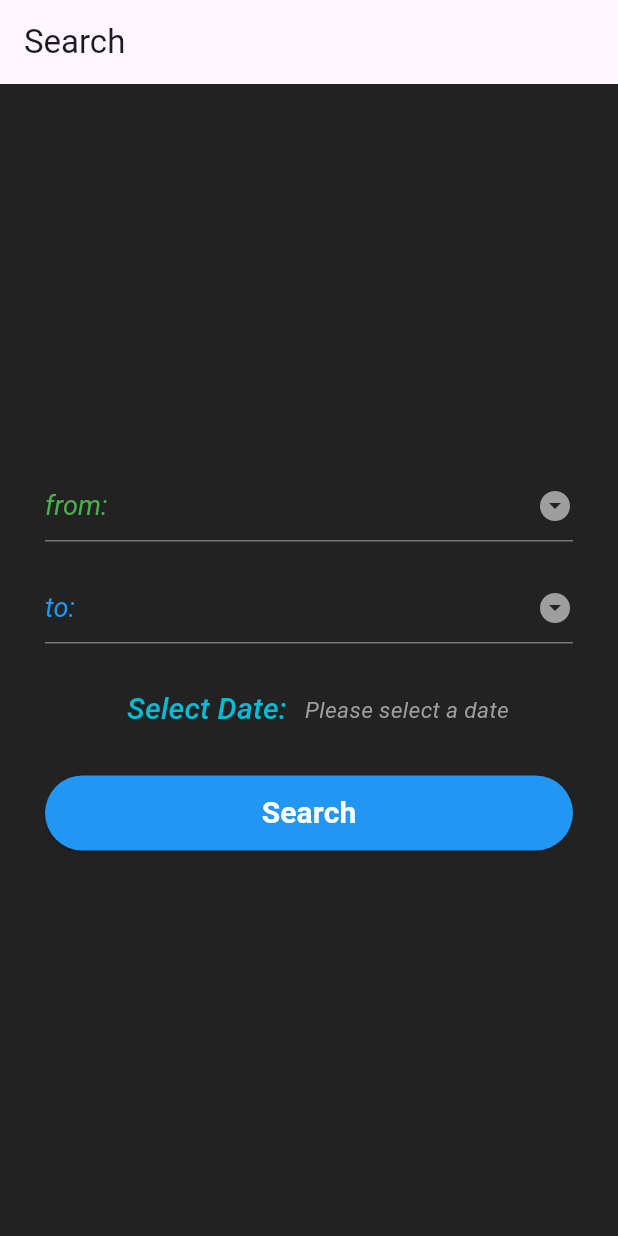
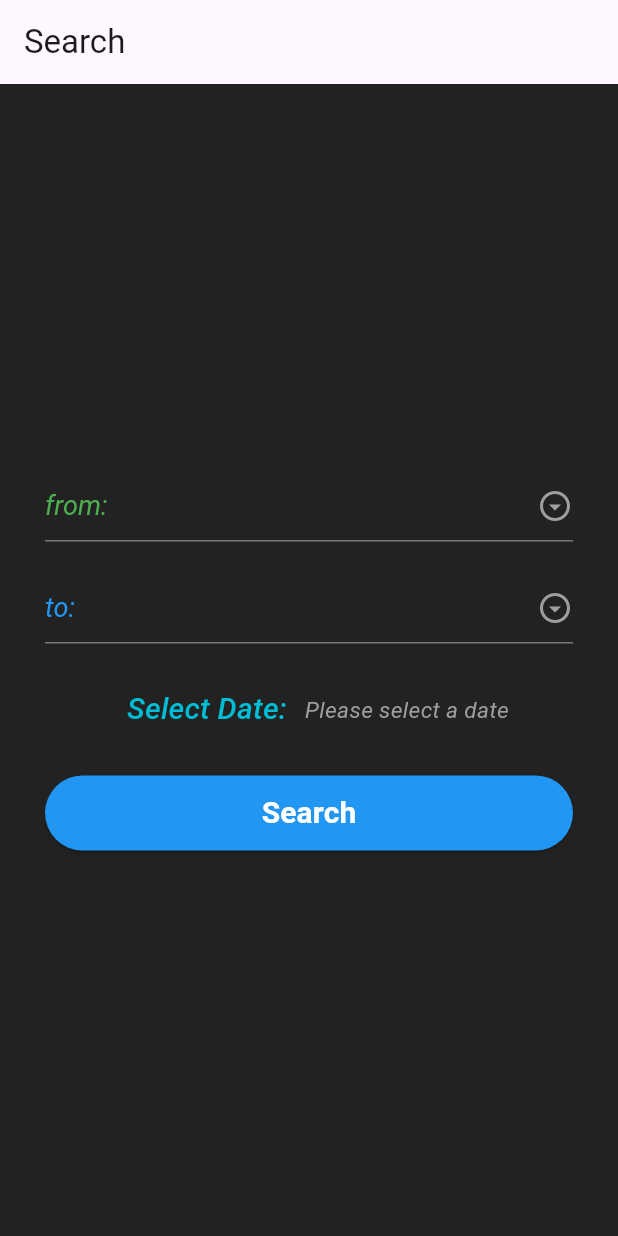
Before and after one commit to snowberry200/Bus_Rollette-main, a Flutter app: the screen it shows after launch, on a phone screen of 412 x 824 dp. Run offline on Flutter 3.47's test engine with Material 3 defaults, Android fonts, the phone set to English and light mode, and no system bars; our stand-ins replace bloc, equatable, flutter_bloc.

```diff
--- a/lib/bloc/search_bloc.dart
+++ b/lib/bloc/search_bloc.dart
@@ -2,6 +2,7 @@ import 'dart:async';
 
 import 'package:bloc/bloc.dart';
 import 'package:bus_rullette/widget/search_validation.dart';
+import 'package:equatable/equatable.dart';
 import 'package:flutter/material.dart';
 
 part 'search_event.dart';
--- a/lib/bloc/search_state.dart
+++ b/lib/bloc/search_state.dart
@@ -1,6 +1,6 @@
 part of 'search_bloc.dart';
 
-abstract class SearchState {
+abstract class SearchState extends Equatable {
   final String? fromCity;
   final String? toCity;
   final DateTime? departureDate;
@@ -9,7 +9,7 @@ abstract class SearchState {
   final dynamic resultedState;
 
   // Constructor
-  SearchState({
+  const SearchState({
     this.fromCity,
     this.toCity,
     this.departureDate,
@@ -27,6 +27,16 @@ abstract class SearchState {
     String? errorMessage,
     dynamic resultedState,
   });
+
+  @override
+  List<Object?> get props => [
+    fromCity,
+    toCity,
+    departureDate,
+    isLoading,
+    errorMessage,
+    resultedState,
+  ];
 
   // Factory method to create an initial state
   factory SearchState.initial(SearchState prevState) => _InitialSearchState(
@@ -73,8 +83,9 @@ abstract class SearchState {
   }
 }
 
+// _InitialSearchState subClass
 class _InitialSearchState extends SearchState {
-  _InitialSearchState({
+  const _InitialSearchState({
     super.errorMessage,
     super.fromCity,
     super.toCity,
@@ -105,9 +116,9 @@ class _InitialSearchState extends SearchState {
   }
 }
 
-//_LoadingSearchState Class
+//_LoadingSearchState subClass
 class _LoadingSearchState extends SearchState {
-  _LoadingSearchState({
+  const _LoadingSearchState({
     super.fromCity,
     super.departureDate,
     super.toCity,
@@ -135,8 +146,9 @@ class _LoadingSearchState extends SearchState {
   }
 }
 
+// _SuccessSearchState subClass
 class _SuccessSearchState extends SearchState {
-  _SuccessSearchState({
+  const _SuccessSearchState({
     super.fromCity,
     super.departureDate,
     super.toCity,
@@ -164,8 +176,9 @@ class _SuccessSearchState extends SearchState {
   }
 }
 
+// _ErrorSearchState subClass
 class _ErrorSearchState extends SearchState {
-  _ErrorSearchState({
+  const _ErrorSearchState({
     super.fromCity,
     super.departureDate,
     super.toCity,
--- a/lib/widget/collections/map_of_widgets.dart
+++ b/lib/widget/collections/map_of_widgets.dart
@@ -3,22 +3,31 @@ import 'package:bus_rullette/widget/form_widget.dart';
 import 'package:bus_rullette/widget/from_city_drop_downform_field.dart';
 import 'package:bus_rullette/widget/row_widget.dart';
 import 'package:bus_rullette/widget/to_city_drop_downformfield.dart';
+import 'package:equatable/equatable.dart';
 import 'package:flutter/material.dart';
 
-class FormWidgetMap {
+class FormWidgetMap extends Equatable {
   final GlobalKey<FormState> formKey;
   final GlobalKey<FromCityDropDownWidgetState> fromCityKey;
   final GlobalKey<ToCityDropDownWidgetState> toCityKey;
   final GlobalKey<RowWidgetState> rowWidgetKey;
   final GlobalKey<FormWidgetState> formWidgetKey;
 
-  FormWidgetMap({
+  const FormWidgetMap({
     required this.formKey,
     required this.fromCityKey,
     required this.toCityKey,
     required this.rowWidgetKey,
     required this.formWidgetKey,
   });
+  @override
+  List<Object?> get props => [
+    formKey,
+    fromCityKey,
+    toCityKey,
+    rowWidgetKey,
+    formWidgetKey,
+  ];
 
   Map<String, Widget> get widgets => {
     'from': FromCityDropDownWidget(key: fromCityKey),
--- a/lib/widget/elevated_button.dart
+++ b/lib/widget/elevated_button.dart
@@ -18,7 +18,6 @@ class SearchButton extends StatelessWidget {
             disabledBackgroundColor: Colors.transparent,
             minimumSize: const Size.fromHeight(50),
             fixedSize: const Size(80, 20),
-            //backgroundColor: Colors.transparent,
             overlayColor: Colors.transparent,
           ),
           onPressed: state.isLoading ? null : () => _handleSearch(context),
--- a/lib/widget/from_city_drop_downform_field.dart
+++ b/lib/widget/from_city_drop_downform_field.dart
@@ -33,7 +33,10 @@ class FromCityDropDownWidgetState extends State<FromCityDropDownWidget> {
           value: state.fromCity,
           dropdownColor: CupertinoColors.black,
           style: const TextStyle(color: Colors.white, fontSize: 20),
-          icon: const Icon(Icons.arrow_drop_down_circle, color: Colors.grey),
+          icon: Icon(
+            Icons.arrow_drop_down_circle_outlined,
+            color: state.fromCity == null ? Colors.grey : Colors.green,
+          ),
           iconEnabledColor: Colors.green,
           hint: const Text(
             "from:",
@@ -47,7 +50,7 @@ class FromCityDropDownWidgetState extends State<FromCityDropDownWidget> {
               .map((city) => DropdownMenuItem(value: city, child: Text(city)))
               .toList(),
           onChanged: (value) {
-            if (value != null) {
+            if (value!.isNotEmpty) {
               fromCityBloc.add(FromCityChangeEvent(fromCity: value));
             }
           },
--- a/lib/widget/search_validation.dart
+++ b/lib/widget/search_validation.dart
@@ -3,6 +3,7 @@ import 'package:flutter/cupertino.dart';
 import 'package:flutter/material.dart';
 
 class SearchValidation {
+  SearchValidation._();
   static bool validateSearch({
     required BuildContext context,
     required String? fromCity,
@@ -93,7 +94,7 @@ class SearchValidation {
     return const CircularProgressIndicator(
       strokeCap: StrokeCap.square,
       backgroundColor: CupertinoColors.darkBackgroundGray,
-      valueColor: AlwaysStoppedAnimation<Color>(Colors.white),
+      valueColor: AlwaysStoppedAnimation<Color>(CupertinoColors.inactiveGray),
       strokeWidth: 5.0,
     );
   }
--- a/lib/widget/to_city_drop_downformfield.dart
+++ b/lib/widget/to_city_drop_downformfield.dart
@@ -35,7 +35,11 @@ class ToCityDropDownWidgetState extends State<ToCityDropDownWidget> {
 
           dropdownColor: CupertinoColors.black,
           style: const TextStyle(color: Colors.white, fontSize: 20),
-          icon: const Icon(Icons.arrow_drop_down_circle, color: Colors.grey),
+          icon: Icon(
+            Icons.arrow_drop_down_circle_outlined,
+            size: 24,
+            color: state.toCity == null ? Colors.grey : Colors.blue,
+          ),
           iconEnabledColor: Colors.green,
           hint: const Text(
             "to:",
@@ -49,7 +53,7 @@ class ToCityDropDownWidgetState extends State<ToCityDropDownWidget> {
               .map((city) => DropdownMenuItem(value: city, child: Text(city)))
               .toList(),
           onChanged: (value) {
-            if (value != null) {
+            if (value!.isNotEmpty) {
               toCityBloc.add(ToCityChangeEvent(toCity: value));
             }
           },
--- a/pubspec.yaml
+++ b/pubspec.yaml
@@ -38,6 +38,7 @@ dependencies:
   bloc: ^9.0.0
   flutter_bloc: ^9.1.1
   meta: ^1.16.0
+  equatable: ^2.0.7
 
 dev_dependencies:
   flutter_test:
```
Also changed, not shown: pubspec.lock.
